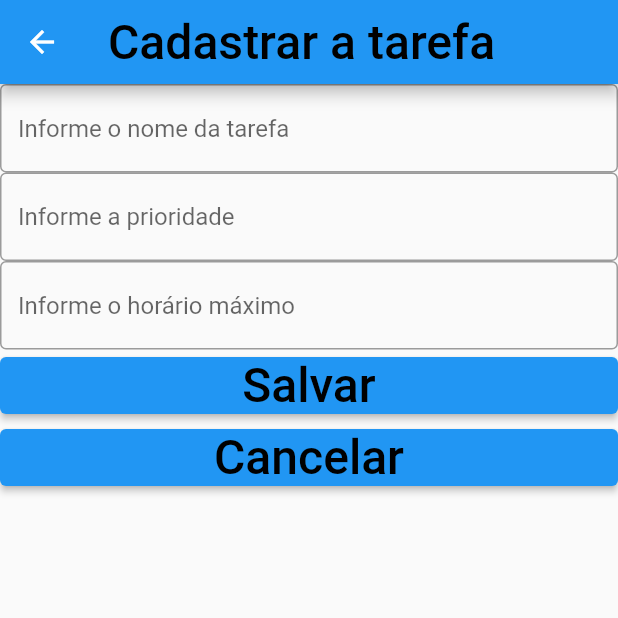
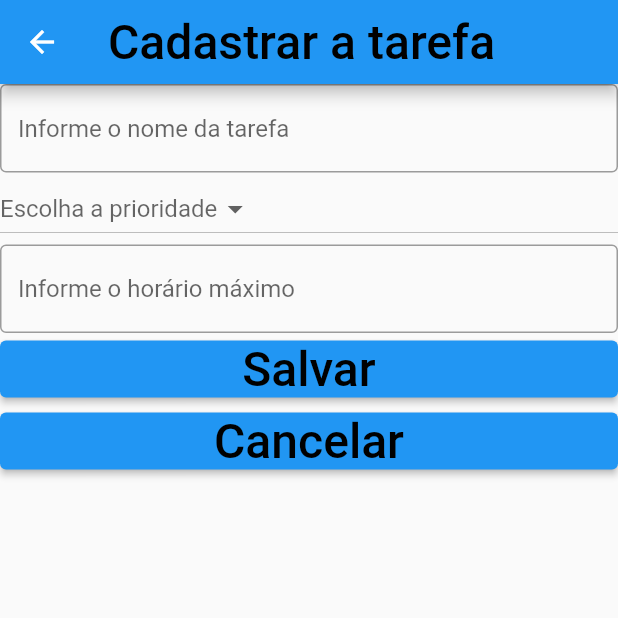
Before and after one commit to Xeviousbr/otchi, a Flutter app: the CadastrarTarefa screen opened directly, on a phone screen of 412 x 824 dp, the top half of it. Run offline on Flutter 3.47's test engine with Material 2 defaults, Android fonts, the phone set to English and light mode, and no system bars.

Commit message:
Tentativa de colocar um DropdownButton

```diff
--- a/lib/main.dart
+++ b/lib/main.dart
@@ -66,6 +66,11 @@ class _MyHomePageState extends State<MyHomePage> {
 }
 
 class CadastrarTarefa extends StatelessWidget {
+  // REQUISITO PARA O FUNCIONAMENTO DO DROPDOWNBUTTON - INICIO
+  List<String> _locations = ['1', '2', '3', '4', '5', '6', '7', '8', '9', '10'];
+  String _selectedLocation = '';
+  // REQUISITO PARA O FUNCIONAMENTO DO DROPDOWNBUTTON - FIM
+
   @override
   Widget build(BuildContext context) {
     return Scaffold(
@@ -92,17 +97,22 @@ class CadastrarTarefa extends StatelessWidget {
                   border: OutlineInputBorder(),
                   hintText: 'Informe o nome da tarefa',
                 )),
-            TextFormField(
-                validator: (value) {
-                  if (value == null || value.isEmpty) {
-                    return 'Informe a prioridade';
-                  }
-                  return null;
-                },
-                decoration: InputDecoration(
-                  border: OutlineInputBorder(),
-                  hintText: 'Informe a prioridade',
-                )),
+
+            // DROPDOWNBUTTON INICIO
+            DropdownButton(
+              hint: Text('Escolha a prioridade'),
+              value: _selectedLocation,
+              onChanged: (newValue) {
+                print('onChanged');
+              },
+              items: _locations.map((location) {
+                return DropdownMenuItem(
+                  child: new Text(location),
+                  value: location,
+                );
+              }).toList(),
+            ),
+            // DROPDOWNBUTTON FIM
             TextField(
                 decoration: InputDecoration(
               border: OutlineInputBorder(),
```
